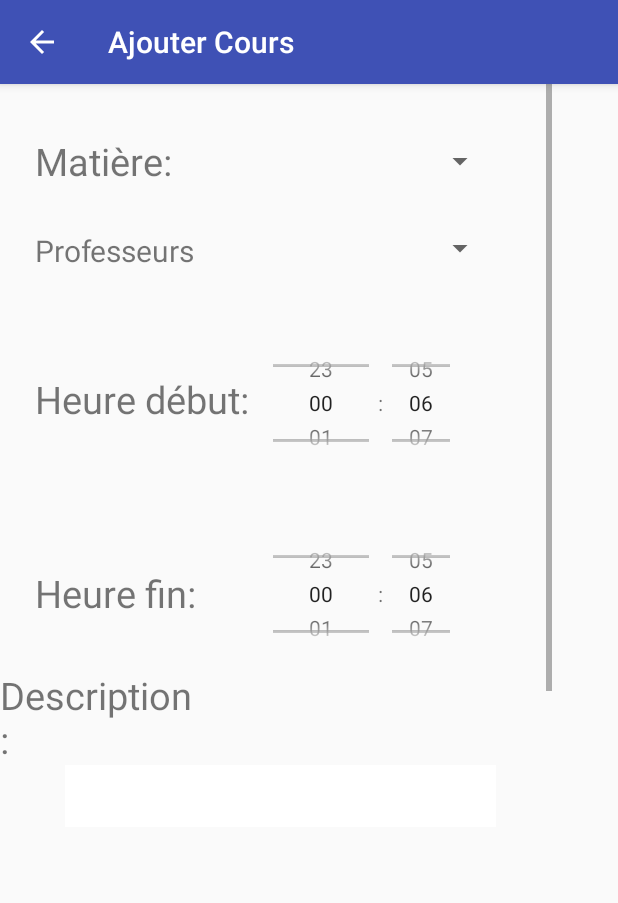
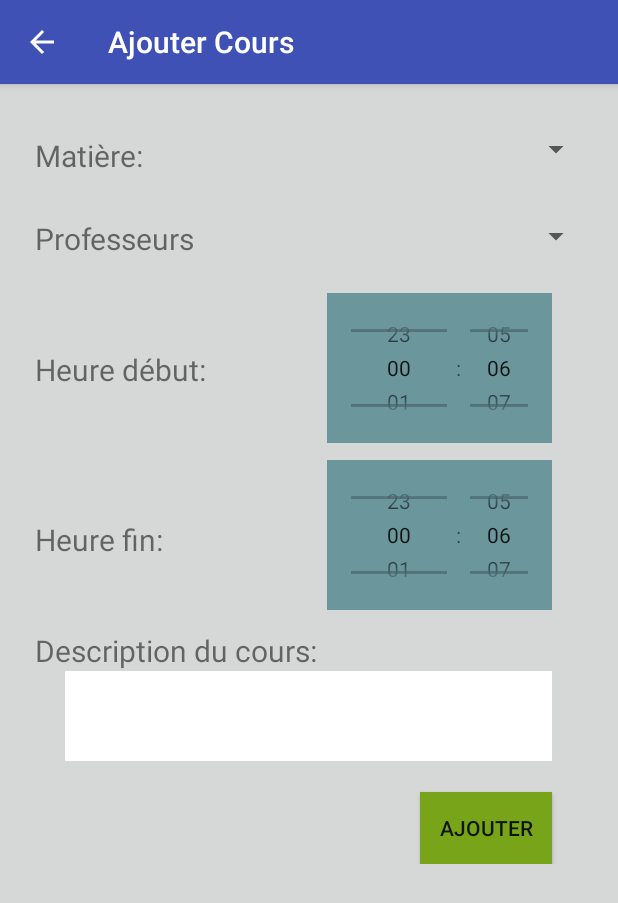
Before and after one commit to abousow123/Cahierdetexte, an Android app: the screen it shows after launch (Add_Cours), after a tap on an icon or button, on a phone screen of 412 x 824 dp. Shown: the top 903 px of the screen. Run offline under Robolectric (Android 15) with nearby library versions, the phone set to English and light mode, and no system bars.

Commit message:
Maj add Cours

```diff
--- a/app/src/main/java/com/example/sow_a/cahierdetexte/ajouts/Add_etudiant.java
+++ b/app/src/main/java/com/example/sow_a/cahierdetexte/ajouts/Add_etudiant.java
@@ -2,8 +2,6 @@ package com.example.sow_a.cahierdetexte.ajouts;
 
 import android.content.ContentValues;
 import android.os.Bundle;
-import android.support.design.widget.FloatingActionButton;
-import android.support.design.widget.Snackbar;
 import android.support.v4.app.FragmentManager;
 import android.support.v4.app.FragmentTransaction;
 import android.support.v7.app.ActionBar;
@@ -71,7 +69,8 @@ public class Add_etudiant extends AppCompatActivity {
 
                 contentValues = new ContentValues() ;
 
-                String p = prenom.getText().toString();
+
+                String p  = prenom.getText().toString();
                 String n = nom.getText().toString();
                 String telephone = tel.getText().toString();
                 String e = email.getText().toString();
--- a/app/src/main/res/layout/content_add__cours.xml
+++ b/app/src/main/res/layout/content_add__cours.xml
@@ -4,31 +4,34 @@
     xmlns:tools="http://schemas.android.com/tools"
     android:layout_width="match_parent"
     android:layout_height="match_parent"
+    android:background="?attr/colorButtonNormal"
     app:layout_behavior="@string/appbar_scrolling_view_behavior"
     tools:context="com.example.sow_a.cahierdetexte.ajouts.Add_Cours"
     tools:showIn="@layout/activity_add__cours"
     >
 
     <ScrollView
-        android:layout_width="368dp"
-        android:layout_height="495dp"
-        tools:layout_editor_absoluteY="8dp"
-        tools:layout_editor_absoluteX="8dp">
+        android:layout_width="match_parent"
+        android:layout_height="match_parent">
+
 
         <RelativeLayout
             android:id="@+id/ne1"
             android:layout_width="match_parent"
-            android:layout_height="400dp"
-            android:orientation="horizontal" >
+            android:layout_height="520dp"
+            android:orientation="horizontal"
+            >
 
             <TimePicker
                 android:id="@+id/timePicker4"
                 android:layout_width="150dp"
+                android:background="@color/grille"
                 android:layout_height="100dp"
                 android:timePickerMode="spinner"
-                android:layout_marginTop="93dp"
-                android:layout_below="@+id/spinner"
-                android:layout_toEndOf="@+id/textView9" />
+                android:layout_marginTop="26dp"
+                android:layout_below="@+id/spinner4"
+                android:layout_alignStart="@+id/spinner4"
+                android:layout_marginStart="13dp" />
 
             <TextView
                 android:id="@+id/textView9"
@@ -37,7 +40,7 @@
                 android:layout_marginStart="23dp"
                 android:text="@string/heureDeb"
                 android:textIsSelectable="true"
-                android:textSize="25dp"
+                android:textSize="20dp"
                 android:layout_alignBottom="@+id/timePicker4"
                 android:layout_alignParentStart="true"
                 android:layout_marginBottom="35dp" />
@@ -51,31 +54,33 @@
                 android:layout_marginTop="34dp"
                 android:layout_weight="1"
                 android:text="@string/matiere"
-                android:textSize="25dp" />
+                android:textSize="20dp" />
 
             <Spinner
                 android:id="@+id/spinner"
                 android:layout_width="190dp"
                 android:layout_height="35dp"
                 android:layout_marginLeft="10dp"
-                android:layout_alignTop="@+id/textView7"
-                android:layout_toEndOf="@+id/textView10" />
+                android:layout_alignBottom="@+id/textView7"
+                android:layout_alignParentEnd="true"
+                android:layout_marginEnd="17dp" />
 
             <TimePicker
                 android:id="@+id/timePicker2"
                 android:layout_width="150dp"
                 android:layout_height="100dp"
-                android:layout_marginTop="27dp"
+                android:timePickerMode="spinner"
+                android:background="@color/grille"
                 android:layout_below="@+id/timePicker4"
-                android:timePickerMode="spinner"
-                android:layout_alignStart="@+id/timePicker4" />
+                android:layout_alignStart="@+id/timePicker4"
+                android:layout_marginTop="11dp" />
 
             <TextView
                 android:id="@+id/textView10"
                 android:layout_width="wrap_content"
                 android:layout_height="wrap_content"
                 android:text="@string/heureFin"
-                android:textSize="25dp"
+                android:textSize="20dp"
                 android:layout_above="@+id/textView11"
                 android:layout_alignStart="@+id/textView9"
                 android:layout_marginBottom="33dp" />
@@ -85,9 +90,10 @@
                 android:layout_width="wrap_content"
                 android:layout_height="wrap_content"
                 android:text="@string/description"
-                android:textSize="25dp"
+                android:textSize="20dp"
                 android:layout_below="@+id/timePicker2"
-                android:layout_alignEnd="@+id/textView10" />
+                android:layout_alignStart="@+id/textView10"
+                android:layout_marginTop="13dp" />
 
             <EditText
                 android:id="@+id/editText5"
@@ -98,17 +104,17 @@
                 android:background="#ffffff"
                 android:layout_marginLeft="20dp"
                 android:layout_below="@+id/textView11"
-                android:layout_alignEnd="@+id/spinner4"
-                android:layout_alignStart="@+id/textView10" />
+                android:layout_alignEnd="@+id/timePicker2"
+                android:layout_alignStart="@+id/textView11" />
 
             <Button
                 android:id="@+id/buttonCour"
                 android:layout_width="wrap_content"
                 android:layout_height="wrap_content"
-                android:text="Button"
-                android:layout_below="@+id/editText5"
-                android:layout_toEndOf="@+id/textView11"
-                android:layout_marginTop="44dp" />
+                android:text="ajouter"
+                android:background="#78A419"
+                android:layout_alignParentBottom="true"
+                android:layout_alignEnd="@+id/editText5" />
 
             <TextView
                 android:id="@+id/textView20"
@@ -126,7 +132,8 @@
                 android:layout_height="wrap_content"
                 android:layout_alignTop="@+id/textView20"
                 android:layout_alignEnd="@+id/spinner"
-                android:layout_toEndOf="@+id/textView11" />
+                android:layout_toEndOf="@+id/textView11"
+                android:layout_alignStart="@+id/spinner" />
 
         </RelativeLayout>
 
--- a/app/src/main/res/values/colors.xml
+++ b/app/src/main/res/values/colors.xml
@@ -3,4 +3,6 @@
     <color name="colorPrimary">#3F51B5</color>
     <color name="colorPrimaryDark">#303F9F</color>
     <color name="colorAccent">#ff4081</color>
+    <color name="grille">#6B979C</color>
+
 </resources>
--- a/app/src/main/res/values/strings.xml
+++ b/app/src/main/res/values/strings.xml
@@ -13,8 +13,8 @@
 
     <!-- TODO: my strings -->
     <string name="heureDeb">Heure début:</string>
-    <string name="heureFin">Heure fin:</string>
-    <string name="description">Description:</string>
+    <string name="heureFin">  Heure fin:</string>
+    <string name="description">Description du cours:</string>
     <string name="matiere">Matière:</string>
     <string name="cahier">Cahier de texte</string>
     <string name="ajoutmatiere">Etudiants</string>
```
